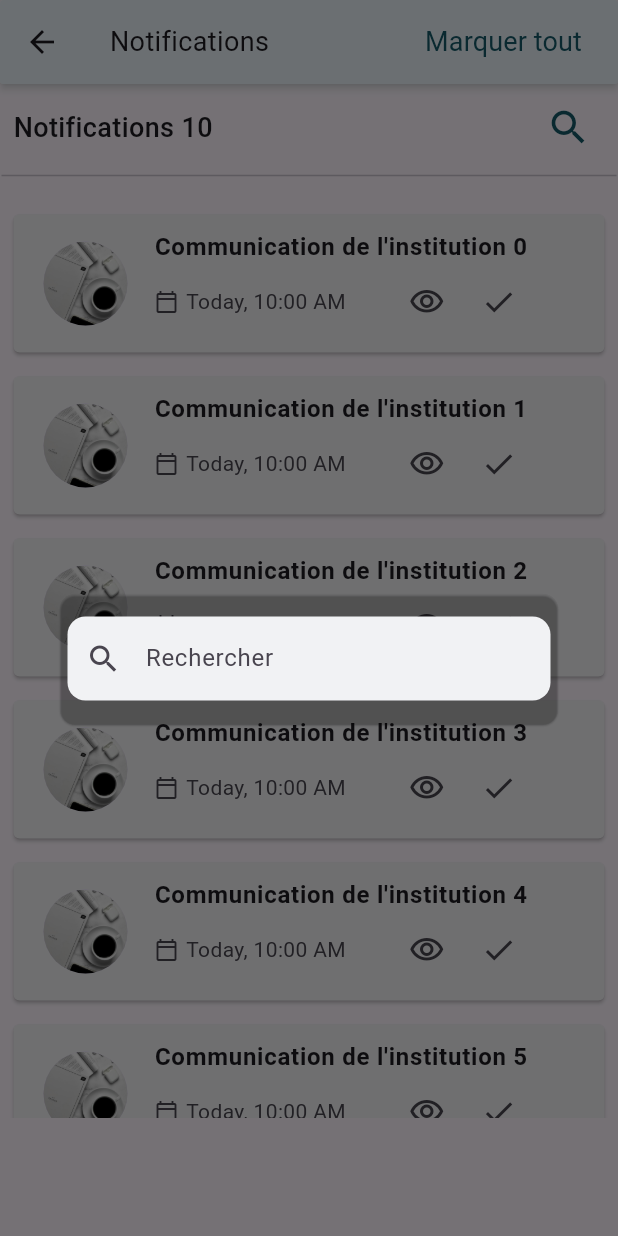
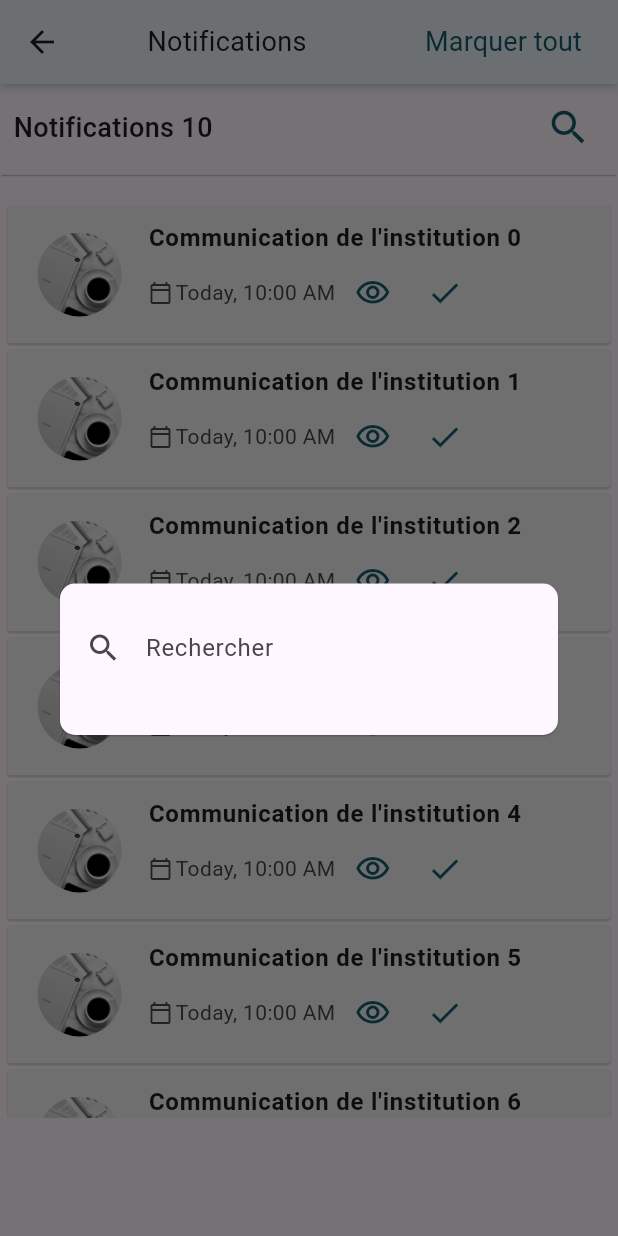
Before and after one commit to sammywasukundi/SchoolPost, a Flutter app: the NotificationScreen screen opened directly, after a tap on the "search" icon, on a phone screen of 412 x 824 dp. Run offline on Flutter 3.47's test engine with Material 3 defaults, Android fonts, the phone set to English and light mode, and no system bars; our stand-ins replace awesome_dialog, icons_plus; missing offline and left inert: flutter_load_kit.

Commit message:
notif screen

```diff
--- a/lib/widgets/widget_forms.dart
+++ b/lib/widgets/widget_forms.dart
@@ -489,10 +489,12 @@ class FormHoraire {
       context: context,
       dialogType: DialogType.noHeader,
       animType: AnimType.bottomSlide,
-      dialogBackgroundColor: Colors.transparent,
+      //dialogBackgroundColor: Colors.transparent,
       body: SingleChildScrollView(
         child: Container(
-          padding: const EdgeInsets.all(0),
+          //height: 70,
+          width: double.infinity,
+          padding: const EdgeInsets.only(bottom: 14.0),
           margin: const EdgeInsets.all(0),
           child: Column(
             mainAxisSize: MainAxisSize.min,
@@ -502,7 +504,7 @@ class FormHoraire {
                 keyboardType: TextInputType.text,
                 decoration: InputDecoration(
                   filled: true,
-                  fillColor: greyColor, // Set the fill color of the TextField
+                  fillColor: Colors.transparent, // Set the fill color of the TextField
                   hintText: 'Rechercher',
                   border: OutlineInputBorder(
                     borderRadius: BorderRadius.circular(12),
--- a/lib/widgets/widget_notification.dart
+++ b/lib/widgets/widget_notification.dart
@@ -27,7 +27,7 @@ class NotificationScreen extends StatelessWidget {
                 'Notifications',
                 style: TextStyle(fontSize: 18, fontWeight: FontWeight.w400),
               ),
-              SizedBox(width: 80),
+              SizedBox(width: 55),
               ElevatedButton(
                 style: ElevatedButton.styleFrom(
                   backgroundColor: Colors.transparent,
@@ -91,11 +91,11 @@ class NotificationScreen extends StatelessWidget {
                     color: greyColor,
                     shadowColor: blackColor,
                     shape: RoundedRectangleBorder(
-                      borderRadius: BorderRadius.circular(4),
+                      borderRadius: BorderRadius.circular(2),
                     ),
                     margin:
-                        const EdgeInsets.symmetric(vertical: 8, horizontal: 8),
-                    elevation: 1,
+                        const EdgeInsets.symmetric(vertical: 2, horizontal: 4),
+                    elevation: 0.5,
                     child: Padding(
                       padding: const EdgeInsets.all(2.0),
                       child: ListTile(
@@ -115,20 +115,23 @@ class NotificationScreen extends StatelessWidget {
                             Row(
                               children: [
                                 const Icon(Icons.calendar_today_outlined, size: 16),
-                                const SizedBox(width: 5),
+                                const SizedBox(width: 2),
                                 const Text('Today, 10:00 AM'),
-                                SizedBox(width: 30,),
-                                IconButton(
-                                  onPressed: () {
-                                    // Handle action
-                                  },
-                                  icon: Icon(Icons.visibility_outlined),
+                                //SizedBox(width: 10,),
+                                Padding(
+                                  padding: const EdgeInsets.only(left: 1.0),
+                                  child: IconButton(
+                                    onPressed: () {
+                                      // Handle action
+                                    },
+                                    icon: Icon(Icons.visibility_outlined,color: blueColor,),
+                                  ),
                                 ),
                                 IconButton(
                                   onPressed: () {
                                     // Handle action
                                   },
-                                  icon: Icon(Icons.check_outlined),
+                                  icon: Icon(Icons.check_outlined,color: blueColor,),
                                 )
                               ],
                             ),
```
Also changed, not shown: lib/theme/app_requirements.dart (+7 -0 lines), lib/widgets/widgets_auth.dart (+35 -27 lines).
